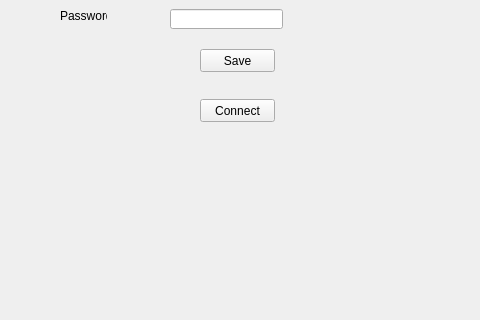
Before: the Qt Designer form mainwindow.ui in Neitron-byte/MSClient3, drawn with Qt 5; both pictures show x 0 to 480 and y 171 to 491 of the 800 by 600 pixel window.
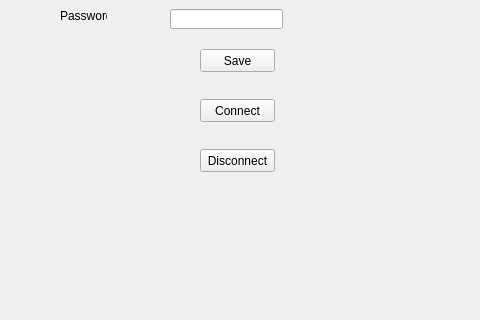
After: the same form once the commit is applied.

```diff
--- a/mainwindow.ui
+++ b/mainwindow.ui
@@ -145,6 +145,19 @@
      <string>Save</string>
     </property>
    </widget>
+   <widget class="QPushButton" name="pushButton_Discon">
+    <property name="geometry">
+     <rect>
+      <x>200</x>
+      <y>320</y>
+      <width>75</width>
+      <height>23</height>
+     </rect>
+    </property>
+    <property name="text">
+     <string>Disconnect</string>
+    </property>
+   </widget>
   </widget>
   <widget class="QMenuBar" name="menubar">
    <property name="geometry">
```
